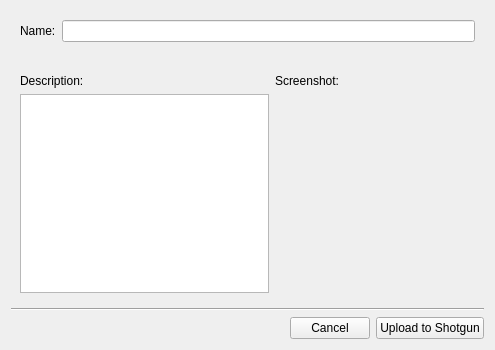
This is resources/dialog.ui in qpskcn1/tk-maya-webgl as Qt 5 draws it before an edit. The edited form follows.
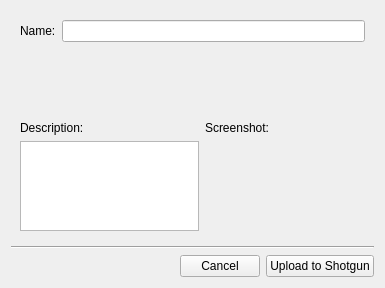
This is the edited form. Icons and pictures are not drawn. Custom widgets are drawn as their Qt base class.

The edit to the form file:
```diff
--- a/resources/dialog.ui
+++ b/resources/dialog.ui
@@ -6,8 +6,8 @@
    <rect>
     <x>0</x>
     <y>0</y>
-    <width>495</width>
-    <height>350</height>
+    <width>385</width>
+    <height>288</height>
    </rect>
   </property>
   <property name="windowTitle">
@@ -31,20 +31,20 @@
           </widget>
          </item>
          <item>
-          <widget class="QLineEdit" name="version_name"/>
+          <widget class="QLineEdit" name="version_name">
+           <property name="sizePolicy">
+            <sizepolicy hsizetype="Expanding" vsizetype="Fixed">
+             <horstretch>0</horstretch>
+             <verstretch>0</verstretch>
+            </sizepolicy>
+           </property>
+          </widget>
          </item>
         </layout>
        </item>
        <item>
         <widget class="ContextWidget" name="context_widget" native="true"/>
        </item>
-       <item>
-        <widget class="QLabel" name="spacer_label">
-         <property name="text">
-          <string/>
-         </property>
-        </widget>
-       </item>
        <item>
         <layout class="QGridLayout" name="gridLayout_2">
          <item row="0" column="0">
@@ -55,7 +55,26 @@
           </widget>
          </item>
          <item row="1" column="0">
-          <widget class="QTextEdit" name="description"/>
+           <widget class="PublishDescriptionEdit" name="item_comments">
+            <property name="sizePolicy">
+             <sizepolicy hsizetype="Expanding" vsizetype="Preferred">
+              <horstretch>0</horstretch>
+              <verstretch>0</verstretch>
+             </sizepolicy>
+            </property>
+            <property name="minimumSize">
+             <size>
+              <width>0</width>
+              <height>90</height>
+             </size>
+            </property>
+            <property name="maximumSize">
+             <size>
+              <width>16777215</width>
+              <height>90</height>
+             </size>
+            </property>
+           </widget>
          </item>
          <item row="0" column="1">
           <widget class="QLabel" name="label_2">
@@ -66,24 +85,16 @@
          </item>
          <item row="1" column="1">
            <widget class="Thumbnail" name="item_thumbnail">
-            <property name="geometry">
-             <rect>
-              <x>0</x>
-              <y>0</y>
-              <width>200</width>
-              <height>120</height>
-             </rect>
-            </property>
             <property name="minimumSize">
              <size>
-              <width>200</width>
-              <height>120</height>
+             <width>160</width>
+             <height>90</height>
              </size>
             </property>
             <property name="maximumSize">
              <size>
-              <width>200</width>
-              <height>120</height>
+             <width>160</width>
+             <height>90</height>
              </size>
             </property>
             <property name="toolTip">
@@ -264,7 +275,7 @@
        </property>
        <property name="sizeHint" stdset="0">
         <size>
-         <width>148</width>
+         <width>120</width>
          <height>20</height>
         </size>
        </property>
@@ -300,6 +311,12 @@
    <extends>QLabel</extends>
    <header>..qtwidgets</header>
   </customwidget>
+  <customwidget>
+   <class>PublishDescriptionEdit</class>
+   <extends>QPlainTextEdit</extends>
+   <header>..qtwidgets</header>
+   <container>1</container>
+  </customwidget>
  </customwidgets>
  <tabstops>
   <tabstop>version_name</tabstop>
```
Left out of the diff: 3 changed lines with no effect on the pictures. Lines whose indentation alone changed are shown as unchanged.
